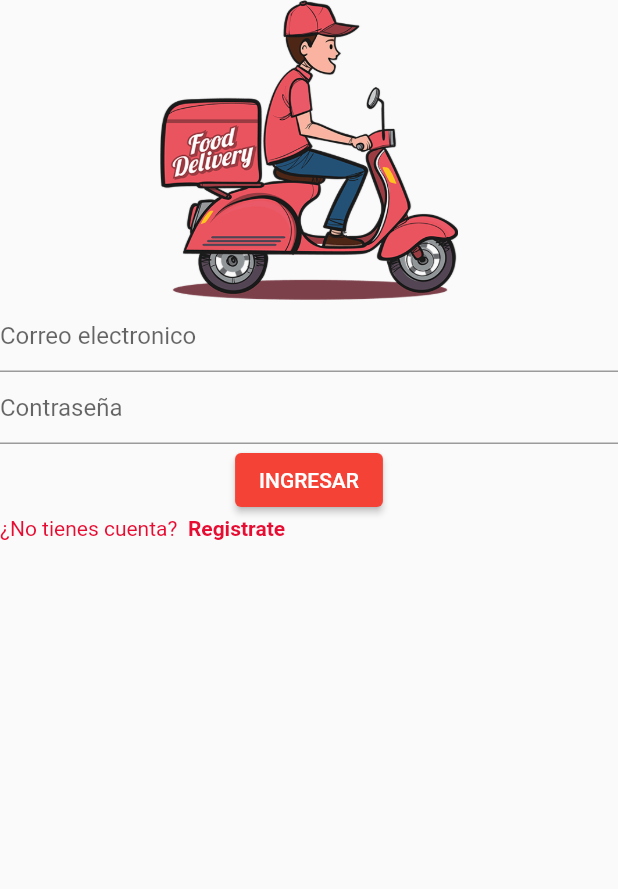
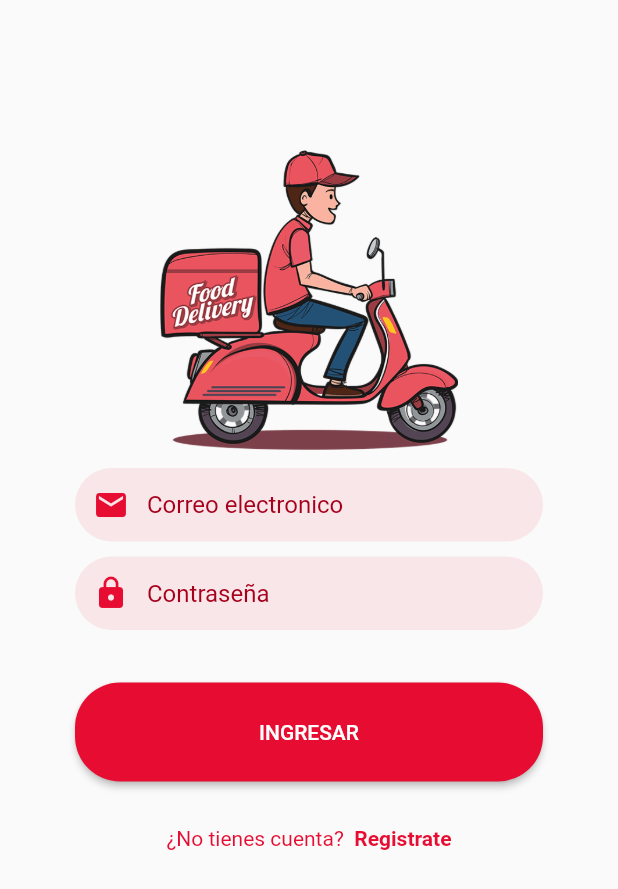
Before and after one commit to SergioEstebanPi/delivery, a Flutter app: the screen it shows after launch, on a phone screen of 412 x 824 dp. Shown: the top 889 px of the screen. Run offline on Flutter 3.47's test engine with Material 2 defaults, Android fonts, the phone set to English and light mode, and no system bars.

Commit message:
The login page was improved

```diff
--- a/lib/login/login_page.dart
+++ b/lib/login/login_page.dart
@@ -14,27 +14,82 @@ class _LoginPageState extends State<LoginPage> {
         width: double.infinity,
         child: Column(
           children: [
-            Image.asset(
+            _imageBanner(),
+            _textFieldEmail(),
+            _textFieldPassword(),
+            _buttonLogin(),
+            _textDontHaveAccount(),
+          ]
+        ),
+      )
+    );
+  }
+
+  Widget _imageBanner(){
+    return Container(
+      margin: EdgeInsets.only(
+          top: 100,
+          bottom: 7// MediaQuery.of(context).size.height * 0.22
+      ),
+      child: Image.asset(
         'assets/img/delivery.png',
         width: 200,
         height: 200,
       ),
-            TextField(
+    );
+  }
+
+  Widget _textFieldEmail(){
+    return Container(
+      margin: EdgeInsets.symmetric(horizontal: 50, vertical: 5),
+      decoration: BoxDecoration(
+          color: MyColors.primaryOpacityColor,
+          borderRadius: BorderRadius.circular(30)
+      ),
+      child: TextField(
         decoration: InputDecoration(
-                hintText: 'Correo electronico'
+            hintText: 'Correo electronico',
+            border: InputBorder.none,
+            contentPadding: EdgeInsets.all(15),
+            hintStyle: TextStyle(
+                color: MyColors.primaryColorDark
+            ),
+            prefixIcon: Icon(
+                Icons.email,
+                color: MyColors.primaryColor
+            )
         ),
       ),
-            TextField(
+    );
+  }
+
+  Widget _textFieldPassword(){
+    return  Container(
+      margin: EdgeInsets.symmetric(horizontal: 50, vertical: 5),
+      decoration: BoxDecoration(
+          color: MyColors.primaryOpacityColor,
+          borderRadius: BorderRadius.circular(30)
+      ),
+      child: TextField(
         decoration: InputDecoration(
-                  hintText: 'Contraseña'
+            hintText: 'Contraseña',
+            border: InputBorder.none,
+            contentPadding: EdgeInsets.all(15),
+            hintStyle: TextStyle(
+                color: MyColors.primaryColorDark
+            ),
+            prefixIcon: Icon(
+                Icons.lock,
+                color: MyColors.primaryColor
+            )
         ),
       ),
-            ElevatedButton(
-                onPressed: () {
+    );
+  }
 
-                }, child: Text('INGRESAR')
-            ),
-            Row(
+  Widget _textDontHaveAccount(){
+    return Row(
+        mainAxisAlignment: MainAxisAlignment.center,
         children: [
           Text(
             '¿No tienes cuenta?',
@@ -51,10 +106,28 @@ class _LoginPageState extends State<LoginPage> {
             ),
           )
         ],
-            )
-          ]
+      );
+  }
+
+  Widget _buttonLogin(){
+    return Container(
+      width: double.infinity,
+      margin: EdgeInsets.symmetric(
+        horizontal: 50,
+        vertical: 30
       ),
-      )
+      child: ElevatedButton(
+          onPressed: () {
+
+          }, child: Text('INGRESAR'),
+          style: ElevatedButton.styleFrom(
+            primary: MyColors.primaryColor,
+            shape: RoundedRectangleBorder(
+              borderRadius: BorderRadius.circular(30)
+            ),
+            padding: EdgeInsets.symmetric(vertical: 25)
+          ),
+      ),
     );
   }
 }
--- a/lib/utils/my_colors.dart
+++ b/lib/utils/my_colors.dart
@@ -2,4 +2,6 @@ import 'package:flutter/cupertino.dart';
 
 class MyColors {
   static Color primaryColor = Color(0xFFE70D32);
+  static Color primaryColorDark = Color(0xFFa7001C);
+  static Color primaryOpacityColor = Color.fromRGBO(231, 31, 50, 0.09);
 }
```
Lines whose indentation alone changed are shown as unchanged.
